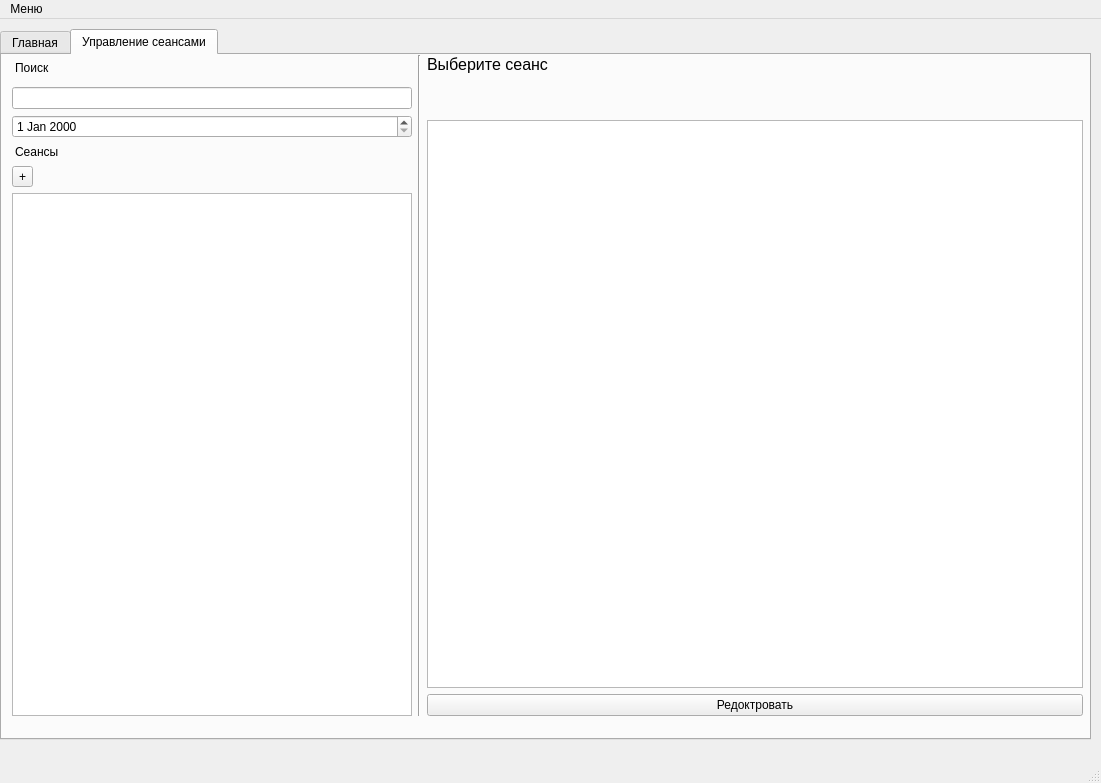
Qt form interfaces/main_window_Admin.ui (Leostrykov/ticets_system) before a commit.
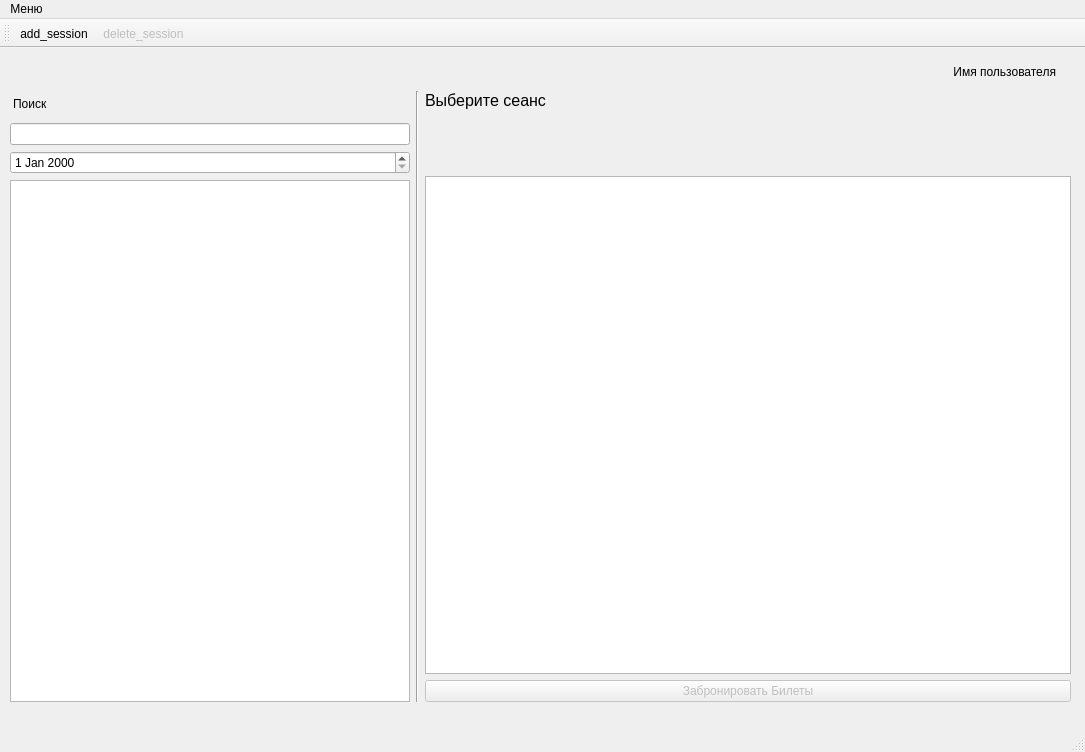
The same form after that commit. Icons and pictures are not drawn.

Diff of the .ui file:
```diff
--- a/interfaces/main_window_Admin.ui
+++ b/interfaces/main_window_Admin.ui
@@ -6,224 +6,162 @@
    <rect>
     <x>0</x>
     <y>0</y>
-    <width>1101</width>
-    <height>783</height>
+    <width>1085</width>
+    <height>752</height>
    </rect>
   </property>
   <property name="windowTitle">
    <string>Окно Админестратора</string>
   </property>
   <widget class="QWidget" name="centralwidget">
-   <widget class="QWidget" name="verticalLayoutWidget">
+   <widget class="QWidget" name="gridLayoutWidget">
     <property name="geometry">
      <rect>
-      <x>0</x>
+      <x>10</x>
       <y>10</y>
-      <width>1091</width>
-      <height>711</height>
+      <width>1061</width>
+      <height>644</height>
      </rect>
     </property>
-    <layout class="QVBoxLayout" name="verticalLayout_3">
-     <item>
-      <widget class="QTabWidget" name="tabWidget">
-       <property name="currentIndex">
-        <number>1</number>
+    <layout class="QGridLayout" name="gridLayout">
+     <item row="4" column="0" rowspan="2">
+      <widget class="QListWidget" name="list_of_sessions">
+       <property name="minimumSize">
+        <size>
+         <width>20</width>
+         <height>450</height>
+        </size>
        </property>
-       <widget class="QWidget" name="Tab">
-        <attribute name="title">
-         <string>Главная</string>
-        </attribute>
-        <widget class="QWidget" name="gridLayoutWidget">
-         <property name="geometry">
-          <rect>
-           <x>10</x>
-           <y>10</y>
-           <width>1081</width>
-           <height>501</height>
-          </rect>
+       <property name="maximumSize">
+        <size>
+         <width>400</width>
+         <height>16777215</height>
+        </size>
+       </property>
+      </widget>
+     </item>
+     <item row="2" column="0">
+      <widget class="QLineEdit" name="search_l">
+       <property name="maximumSize">
+        <size>
+         <width>400</width>
+         <height>16777215</height>
+        </size>
+       </property>
+      </widget>
+     </item>
+     <item row="3" column="0">
+      <widget class="QDateEdit" name="dateEdit"/>
+     </item>
+     <item row="0" column="2">
+      <widget class="QLabel" name="user_name">
+       <property name="maximumSize">
+        <size>
+         <width>16777215</width>
+         <height>27</height>
+        </size>
+       </property>
+       <property name="font">
+        <font>
+         <family>Nirmala UI</family>
+         <pointsize>9</pointsize>
+         <weight>50</weight>
+         <bold>false</bold>
+        </font>
+       </property>
+       <property name="cursor">
+        <cursorShape>ArrowCursor</cursorShape>
+       </property>
+       <property name="text">
+        <string>Имя пользователя</string>
+       </property>
+       <property name="alignment">
+        <set>Qt::AlignRight|Qt::AlignTrailing|Qt::AlignVCenter</set>
+       </property>
+       <property name="indent">
+        <number>15</number>
+       </property>
+      </widget>
+     </item>
+     <item row="1" column="0">
+      <widget class="QLabel" name="label">
+       <property name="maximumSize">
+        <size>
+         <width>16777215</width>
+         <height>26</height>
+        </size>
+       </property>
+       <property name="text">
+        <string>Поиск</string>
+       </property>
+       <property name="indent">
+        <number>3</number>
+       </property>
+      </widget>
+     </item>
+     <item row="1" column="2" rowspan="5">
+      <layout class="QVBoxLayout" name="verticalLayout">
+       <item>
+        <widget class="QLabel" name="session_name">
+         <property name="font">
+          <font>
+           <family>Nirmala UI</family>
+           <pointsize>12</pointsize>
+          </font>
          </property>
-         <layout class="QGridLayout" name="gridLayout">
-          <item row="1" column="0" colspan="2">
-           <layout class="QHBoxLayout" name="horizontalLayout">
-            <item>
-             <widget class="QLabel" name="Income_for_mouth">
-              <property name="text">
-               <string>&lt;html&gt;&lt;head/&gt;&lt;body&gt;&lt;p&gt;&lt;span style=&quot; font-weight:600;&quot;&gt;Доход  в этом месяце&lt;/span&gt;:1111&lt;/p&gt;&lt;/body&gt;&lt;/html&gt;</string>
-              </property>
-             </widget>
-            </item>
-            <item>
-             <widget class="QLabel" name="count_tickest">
-              <property name="text">
-               <string>&lt;html&gt;&lt;head/&gt;&lt;body&gt;&lt;p&gt;&lt;span style=&quot; font-weight:600;&quot;&gt;Количество проданных билетов: &lt;/span&gt;100&lt;/p&gt;&lt;/body&gt;&lt;/html&gt;</string>
-              </property>
-             </widget>
-            </item>
-            <item>
-             <widget class="QPushButton" name="pushButton">
-              <property name="text">
-               <string>Подробная аналитика</string>
-              </property>
-             </widget>
-            </item>
-           </layout>
-          </item>
-          <item row="0" column="0" colspan="2">
-           <widget class="QLabel" name="user_name">
-            <property name="font">
-             <font>
-              <family>Nirmala UI</family>
-              <pointsize>12</pointsize>
-             </font>
-            </property>
-            <property name="text">
-             <string>Привет Пользователь</string>
-            </property>
-           </widget>
-          </item>
-         </layout>
+         <property name="text">
+          <string>Выберите сеанс</string>
+         </property>
         </widget>
-       </widget>
-       <widget class="QWidget" name="tab_2">
-        <attribute name="title">
-         <string>Управление сеансами</string>
-        </attribute>
-        <widget class="QWidget" name="gridLayoutWidget_2">
-         <property name="geometry">
-          <rect>
-           <x>10</x>
-           <y>0</y>
-           <width>1071</width>
-           <height>661</height>
-          </rect>
+       </item>
+       <item>
+        <widget class="QLabel" name="time">
+         <property name="text">
+          <string/>
          </property>
-         <layout class="QGridLayout" name="gridLayout_2">
-          <item row="1" column="0">
-           <widget class="QLineEdit" name="search_l_2">
-            <property name="maximumSize">
-             <size>
-              <width>400</width>
-              <height>16777215</height>
-             </size>
-            </property>
-           </widget>
-          </item>
-          <item row="0" column="1" rowspan="9">
-           <widget class="Line" name="line_2">
-            <property name="orientation">
-             <enum>Qt::Vertical</enum>
-            </property>
-           </widget>
-          </item>
-          <item row="0" column="2" rowspan="9">
-           <layout class="QVBoxLayout" name="verticalLayout_2">
-            <item>
-             <widget class="QLabel" name="session_name_2">
-              <property name="font">
-               <font>
-                <family>Nirmala UI</family>
-                <pointsize>12</pointsize>
-               </font>
-              </property>
-              <property name="text">
-               <string>Выберите сеанс</string>
-              </property>
-             </widget>
-            </item>
-            <item>
-             <widget class="QLabel" name="time_2">
-              <property name="text">
-               <string/>
-              </property>
-             </widget>
-            </item>
-            <item>
-             <widget class="QLabel" name="picture_2">
-              <property name="text">
-               <string/>
-              </property>
-             </widget>
-            </item>
-            <item>
-             <widget class="QTextBrowser" name="about_2">
-              <property name="maximumSize">
-               <size>
-                <width>16777215</width>
-                <height>16777215</height>
-               </size>
-              </property>
-             </widget>
-            </item>
-            <item>
-             <widget class="QPushButton" name="pushButton_2">
-              <property name="text">
-               <string>Редоктровать</string>
-              </property>
-             </widget>
-            </item>
-           </layout>
-          </item>
-          <item row="2" column="0">
-           <widget class="QDateEdit" name="dateEdit"/>
-          </item>
-          <item row="5" column="0" rowspan="4">
-           <widget class="QListWidget" name="list_of_sessions_2">
-            <property name="minimumSize">
-             <size>
-              <width>20</width>
-              <height>450</height>
-             </size>
-            </property>
-            <property name="maximumSize">
-             <size>
-              <width>400</width>
-              <height>16777215</height>
-             </size>
-            </property>
-           </widget>
-          </item>
-          <item row="0" column="0">
-           <widget class="QLabel" name="label_3">
-            <property name="maximumSize">
-             <size>
-              <width>16777215</width>
-              <height>26</height>
-             </size>
-            </property>
-            <property name="text">
-             <string>Поиск</string>
-            </property>
-            <property name="indent">
-             <number>3</number>
-            </property>
-           </widget>
-          </item>
-          <item row="4" column="0">
-           <widget class="QToolButton" name="add_btn">
-            <property name="text">
-             <string>+</string>
-            </property>
-           </widget>
-          </item>
-          <item row="3" column="0">
-           <widget class="QLabel" name="label_4">
-            <property name="maximumSize">
-             <size>
-              <width>400</width>
-              <height>16</height>
-             </size>
-            </property>
-            <property name="text">
-             <string>Сеансы</string>
-            </property>
-            <property name="indent">
-             <number>3</number>
-            </property>
-           </widget>
-          </item>
-         </layout>
         </widget>
-       </widget>
+       </item>
+       <item>
+        <widget class="QLabel" name="hall">
+         <property name="text">
+          <string/>
+         </property>
+        </widget>
+       </item>
+       <item>
+        <widget class="QLabel" name="picture">
+         <property name="text">
+          <string/>
+         </property>
+        </widget>
+       </item>
+       <item>
+        <widget class="QTextBrowser" name="about">
+         <property name="maximumSize">
+          <size>
+           <width>16777215</width>
+           <height>16777215</height>
+          </size>
+         </property>
+        </widget>
+       </item>
+       <item>
+        <widget class="QPushButton" name="order_btn">
+         <property name="enabled">
+          <bool>false</bool>
+         </property>
+         <property name="text">
+          <string>Забронировать Билеты</string>
+         </property>
+        </widget>
+       </item>
+      </layout>
+     </item>
+     <item row="1" column="1" rowspan="5">
+      <widget class="Line" name="line">
+       <property name="orientation">
+        <enum>Qt::Vertical</enum>
+       </property>
       </widget>
      </item>
     </layout>
@@ -235,7 +173,7 @@
     <rect>
      <x>0</x>
      <y>0</y>
-     <width>1101</width>
+     <width>1085</width>
      <height>26</height>
     </rect>
    </property>
@@ -250,26 +188,19 @@
    </widget>
    <addaction name="menu"/>
   </widget>
-  <action name="action">
-   <property name="text">
-    <string>Редактировать пользователя</string>
+  <widget class="QToolBar" name="toolBar">
+   <property name="windowTitle">
+    <string>toolBar</string>
    </property>
-  </action>
-  <action name="action_Exit">
-   <property name="text">
-    <string>Выйти</string>
-   </property>
-  </action>
-  <action name="set_user_inf">
-   <property name="text">
-    <string>Редактировать</string>
-   </property>
-  </action>
-  <action name="action_exit">
-   <property name="text">
-    <string>Выйти</string>
-   </property>
-  </action>
+   <attribute name="toolBarArea">
+    <enum>TopToolBarArea</enum>
+   </attribute>
+   <attribute name="toolBarBreak">
+    <bool>false</bool>
+   </attribute>
+   <addaction name="action_add_session"/>
+   <addaction name="action_delete_session"/>
+  </widget>
   <action name="sessions_control">
    <property name="text">
     <string>Управление сеансами</string>
@@ -285,6 +216,51 @@
     <string>Выйти из профиля</string>
    </property>
   </action>
+  <action name="action_add_session">
+   <property name="enabled">
+    <bool>true</bool>
+   </property>
+   <property name="icon">
+    <iconset>
+     <normaloff>../../../Downloads/icons8-добавить-96.png</normaloff>../../../Downloads/icons8-добавить-96.png</iconset>
+   </property>
+   <property name="text">
+    <string>add_session</string>
+   </property>
+   <property name="toolTip">
+    <string>Добавить сеанс</string>
+   </property>
+   <property name="shortcut">
+    <string>Ctrl+A</string>
+   </property>
+  </action>
+  <action name="action_delete_session">
+   <property name="enabled">
+    <bool>false</bool>
+   </property>
+   <property name="icon">
+    <iconset>
+     <normaloff>../../../Downloads/icons8-удалить-96 (1).png</normaloff>../../../Downloads/icons8-удалить-96 (1).png</iconset>
+   </property>
+   <property name="text">
+    <string>delete_session</string>
+   </property>
+   <property name="toolTip">
+    <string>Удалить сеанс</string>
+   </property>
+   <property name="shortcut">
+    <string>Ctrl+Del</string>
+   </property>
+  </action>
+  <action name="users_control_2">
+   <property name="icon">
+    <iconset>
+     <normaloff>../../../Downloads/icons8-пользователь-96.png</normaloff>../../../Downloads/icons8-пользователь-96.png</iconset>
+   </property>
+   <property name="text">
+    <string>Управление пользователями</string>
+   </property>
+  </action>
  </widget>
  <resources/>
  <connections/>
```
Left out of the diff: 13 changed lines with no effect on the pictures.
